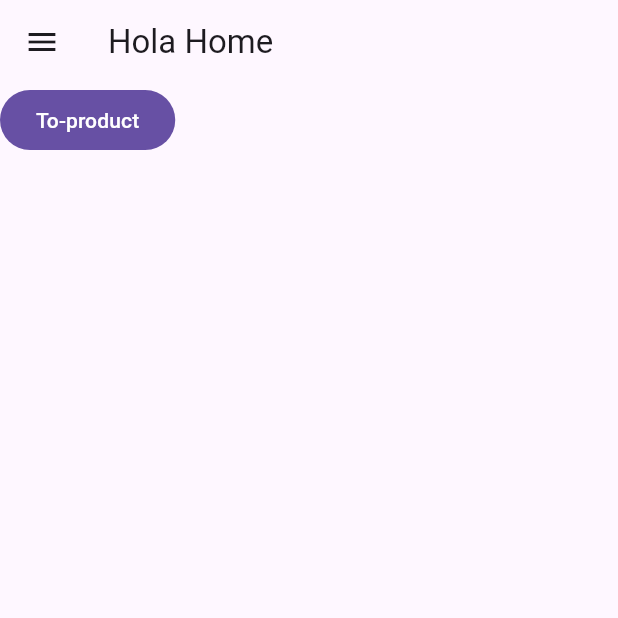
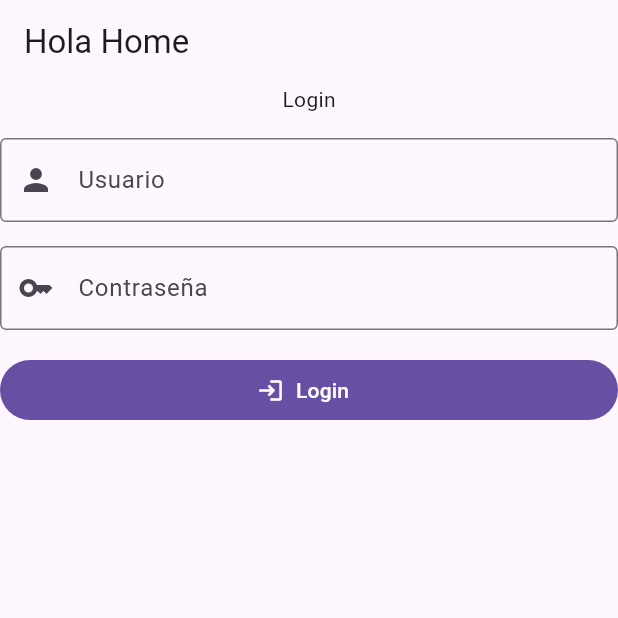
Before and after one commit to JuanJggg/DipositivosM, a Flutter app: the screen it shows after launch, on a phone screen of 412 x 824 dp, the top half of it. Run offline on Flutter 3.47's test engine with Material 3 defaults, Android fonts, the phone set to English and light mode, and no system bars; our stand-ins replace dio, go_router.

Commit message:
Implementacion de Login

```diff
--- a/lib/presentation/home/home_screen.dart
+++ b/lib/presentation/home/home_screen.dart
@@ -2,22 +2,95 @@ import 'package:flutter/material.dart';
 import 'package:go_router/go_router.dart';
 import 'package:syke/presentation/widget/layout/drawer_widget.dart';
 
-class HomeScreen extends StatelessWidget {
+class HomeScreen extends StatefulWidget {
   static final String routeName = 'home_screen';
   const HomeScreen({super.key});
 
   @override
+  State<HomeScreen> createState() => _HomeScreenState();
+}
+
+class _HomeScreenState extends State<HomeScreen> {
+  final _formController = GlobalKey<FormState>();
+  final _userController = TextEditingController();
+  final _passwordController = TextEditingController();
+
+  bool _isLoading = false;
+
+  void loginSer ( BuildContext context) {
+    if(!_formController.currentState!.validate()){
+      ScaffoldMessenger.of(context).showSnackBar(SnackBar(
+        content: const Text("Por favor, ingrese todos los campos"),
+        backgroundColor: Colors.red,
+      ));
+      return;
+    }
+
+    setState(() {
+      _isLoading = true;
+    });
+  }
+
+  @override
   Widget build(BuildContext context) {
     return Scaffold(
-      appBar: AppBar(
-        title: const Text('Hola Home'),
+      appBar: AppBar(title: const Text('Hola Home')),
+      body: SingleChildScrollView(
+        child: SafeArea(
+          child: Form(
+            key: _formController,
+            child: Column(
+              mainAxisAlignment: MainAxisAlignment.center,
+              children: [
+                Text("Login"),
+                SizedBox(height: 16),
+                TextFormField(
+                  controller: _userController,
+                  decoration: InputDecoration(
+                    labelText: 'Usuario',
+                    border: OutlineInputBorder(),
+                    prefixIcon: const Icon(Icons.person),
+                  ),
+                  validator: (value) {
+                    return value == null || value.isEmpty
+                        ? 'Usuario requerido'
+                        : null;
+                  },
+                ),
+                SizedBox(height: 16),
+                TextFormField(
+                  controller: _passwordController,
+                  decoration: InputDecoration(
+                    labelText: 'Contraseña',
+                    border: OutlineInputBorder(),
+                    prefixIcon: const Icon(Icons.key),
+                  ),
+                  keyboardType: TextInputType.text,
+                  obscureText: true,
+                  validator: (value) {
+                    return value == null || value.isEmpty
+                        ? 'Contraseña requerida'
+                        : null;
+                  },
+                ),
+                SizedBox(height: 16),
+                SizedBox(
+                  width: double.infinity,
+                  child: FilledButton.icon(
+                    icon: _isLoading
+                        ? const CircularProgressIndicator()
+                        : const Icon(Icons.login),
+                    onPressed: () {
+                      loginSer(context);
+                    },
+                    label: Text("Login"),
+                  ),
+                ),
+              ],
+            ),
+          ),
+        ),
       ),
-      drawer: DrawerWidget(),
-      body: SafeArea(
-        child: FilledButton(onPressed: (){
-          context.go('/producto');
-        }, child: Text("To-product")),
-      )
     );
   }
 }
--- /dev/null
+++ b/lib/services/login/login_services.dart
@@ -0,0 +1,14 @@
+import 'package:dio/dio.dart';
+
+class LoginServices {
+  static final _dio = Dio();
+  static final _url = 'https://api.escuelajs.co/api/v1/auth/login';
+
+  static Future<String> getToken(String username, String password) async {
+    final response = await _dio.post(
+      _url,
+      data: {'email': username, 'password': password},
+    );
+    return "Login exitoso";
+  }
+}
--- a/pubspec.yaml
+++ b/pubspec.yaml
@@ -35,6 +35,7 @@ dependencies:
   # Use with the CupertinoIcons class for iOS style icons.
   cupertino_icons: ^1.0.8
   go_router: ^16.3.0
+  dio: ^5.9.0
 
 dev_dependencies:
   flutter_test:
```
Also changed, not shown: lib/config/theme/app_theme.dart (added), pubspec.lock.
